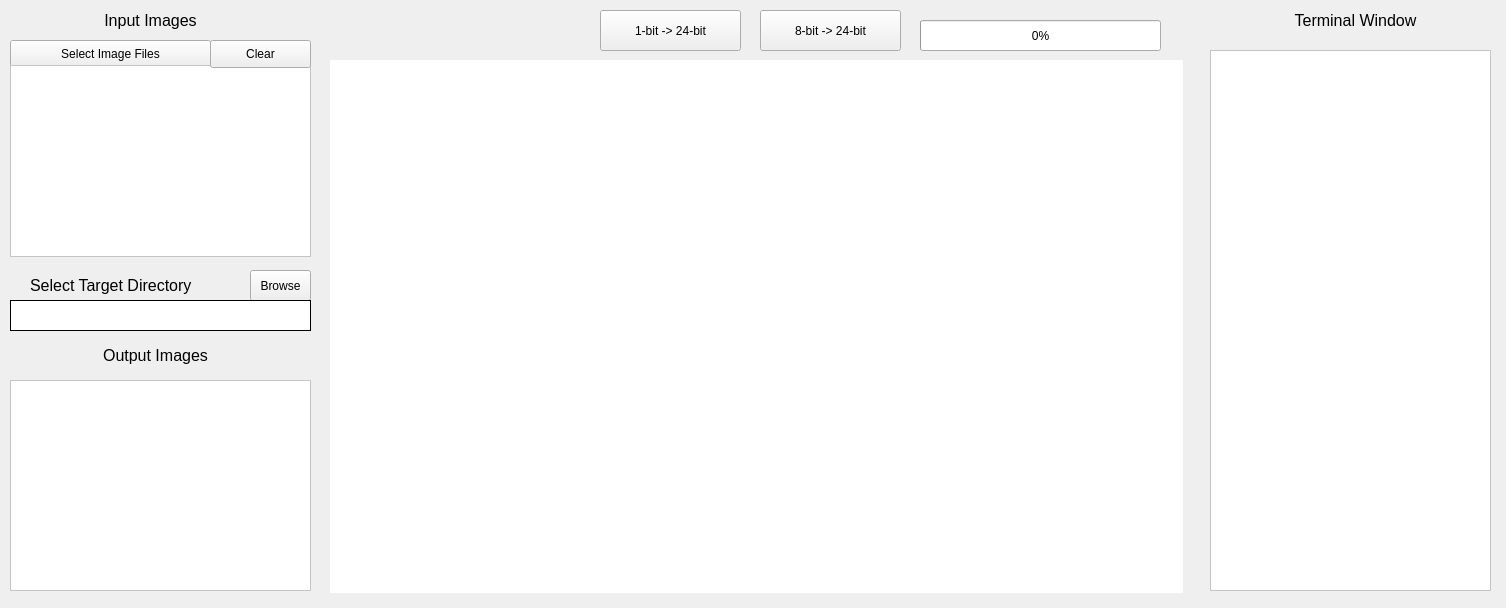
The window that src/imageprocessing.ui (TimSamuelsen/CLIP3DPrinterGUI) describes before a commit, drawn with Qt 5.
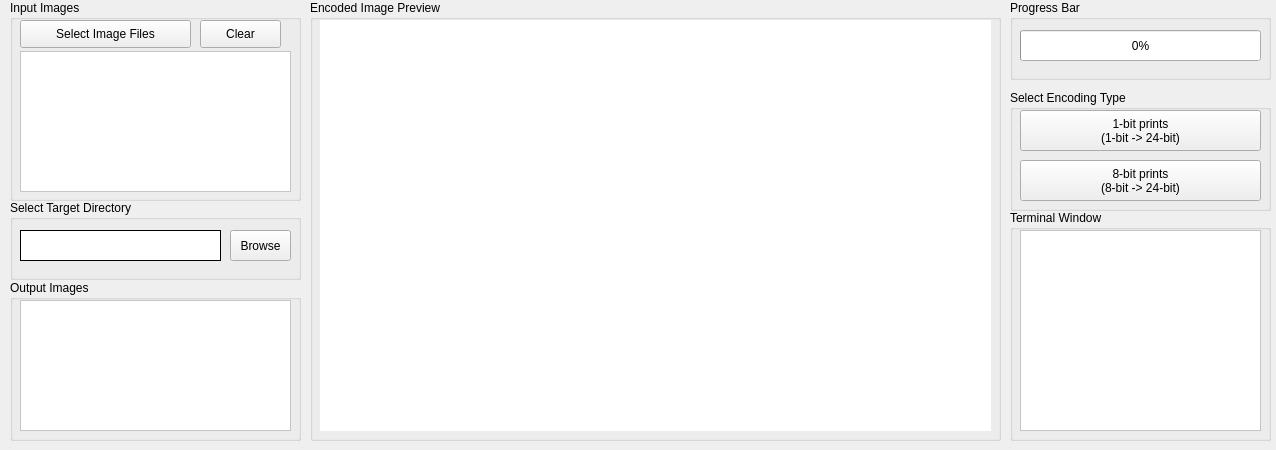
The same window after the commit.

Commit message: updating imageprocessing ui and fixing initialization conf. screen ui

```diff
--- a/src/imageprocessing.ui
+++ b/src/imageprocessing.ui
@@ -6,213 +6,257 @@
    <rect>
     <x>0</x>
     <y>0</y>
-    <width>1506</width>
-    <height>608</height>
+    <width>1276</width>
+    <height>450</height>
    </rect>
   </property>
   <property name="windowTitle">
    <string>Image Processing</string>
   </property>
-  <widget class="QLabel" name="ImageDisplay">
+  <widget class="QGroupBox" name="OutputImageBox">
    <property name="geometry">
     <rect>
-     <x>330</x>
-     <y>60</y>
-     <width>853</width>
-     <height>533</height>
-    </rect>
-   </property>
-   <property name="styleSheet">
-    <string notr="true">background: white;</string>
-   </property>
-   <property name="text">
-    <string/>
-   </property>
-  </widget>
-  <widget class="QPushButton" name="SelectImageFiles">
-   <property name="geometry">
-    <rect>
      <x>10</x>
-     <y>40</y>
-     <width>201</width>
-     <height>28</height>
+     <y>280</y>
+     <width>291</width>
+     <height>161</height>
     </rect>
    </property>
-   <property name="text">
-    <string>Select Image Files</string>
+   <property name="title">
+    <string>Output Images</string>
    </property>
+   <widget class="QListWidget" name="OutputImageList">
+    <property name="geometry">
+     <rect>
+      <x>10</x>
+      <y>20</y>
+      <width>271</width>
+      <height>131</height>
+     </rect>
+    </property>
+    <property name="styleSheet">
+     <string notr="true">background-color: rgb(255, 255, 255);</string>
+    </property>
+   </widget>
   </widget>
-  <widget class="QListWidget" name="InputList">
+  <widget class="QGroupBox" name="TargetDirectoryBox">
    <property name="geometry">
     <rect>
      <x>10</x>
-     <y>65</y>
-     <width>301</width>
-     <height>192</height>
+     <y>200</y>
+     <width>291</width>
+     <height>80</height>
     </rect>
    </property>
-   <property name="styleSheet">
-    <string notr="true">background-color: rgb(255, 255, 255);</string>
+   <property name="title">
+    <string>Select Target Directory</string>
    </property>
+   <widget class="QLabel" name="TargetDirLabel">
+    <property name="geometry">
+     <rect>
+      <x>10</x>
+      <y>30</y>
+      <width>201</width>
+      <height>31</height>
+     </rect>
+    </property>
+    <property name="styleSheet">
+     <string notr="true">background:white; border: 1px solid black;</string>
+    </property>
+    <property name="text">
+     <string/>
+    </property>
+   </widget>
+   <widget class="QPushButton" name="BrowseTargetDir">
+    <property name="geometry">
+     <rect>
+      <x>220</x>
+      <y>30</y>
+      <width>61</width>
+      <height>31</height>
+     </rect>
+    </property>
+    <property name="text">
+     <string>Browse</string>
+    </property>
+   </widget>
   </widget>
-  <widget class="QTextBrowser" name="TerminalOut">
+  <widget class="QGroupBox" name="InputImageBox">
    <property name="geometry">
     <rect>
-     <x>1210</x>
-     <y>50</y>
-     <width>281</width>
-     <height>541</height>
-    </rect>
-   </property>
-   <property name="styleSheet">
-    <string notr="true">background-color: rgb(255, 255, 255);</string>
-   </property>
-  </widget>
-  <widget class="QPushButton" name="ClearImageFiles">
-   <property name="geometry">
-    <rect>
-     <x>210</x>
-     <y>40</y>
-     <width>101</width>
-     <height>28</height>
-    </rect>
-   </property>
-   <property name="text">
-    <string>Clear</string>
-   </property>
-  </widget>
-  <widget class="QPushButton" name="EncodeTest">
-   <property name="geometry">
-    <rect>
-     <x>600</x>
-     <y>10</y>
-     <width>141</width>
-     <height>41</height>
-    </rect>
-   </property>
-   <property name="text">
-    <string>1-bit -&gt; 24-bit</string>
-   </property>
-  </widget>
-  <widget class="QLabel" name="label">
-   <property name="geometry">
-    <rect>
      <x>10</x>
-     <y>10</y>
-     <width>281</width>
-     <height>21</height>
+     <y>0</y>
+     <width>291</width>
+     <height>201</height>
     </rect>
    </property>
-   <property name="text">
-    <string>&lt;html&gt;&lt;head/&gt;&lt;body&gt;&lt;p align=&quot;center&quot;&gt;&lt;span style=&quot; font-size:12pt;&quot;&gt;Input Images&lt;/span&gt;&lt;/p&gt;&lt;/body&gt;&lt;/html&gt;</string>
+   <property name="title">
+    <string>Input Images</string>
    </property>
+   <widget class="QPushButton" name="ClearImageFiles">
+    <property name="geometry">
+     <rect>
+      <x>190</x>
+      <y>20</y>
+      <width>81</width>
+      <height>28</height>
+     </rect>
+    </property>
+    <property name="text">
+     <string>Clear</string>
+    </property>
+   </widget>
+   <widget class="QPushButton" name="SelectImageFiles">
+    <property name="geometry">
+     <rect>
+      <x>10</x>
+      <y>20</y>
+      <width>171</width>
+      <height>28</height>
+     </rect>
+    </property>
+    <property name="text">
+     <string>Select Image Files</string>
+    </property>
+   </widget>
+   <widget class="QListWidget" name="InputList">
+    <property name="geometry">
+     <rect>
+      <x>10</x>
+      <y>51</y>
+      <width>271</width>
+      <height>141</height>
+     </rect>
+    </property>
+    <property name="styleSheet">
+     <string notr="true">background-color: rgb(255, 255, 255);</string>
+    </property>
+   </widget>
   </widget>
-  <widget class="QLabel" name="label_2">
+  <widget class="QGroupBox" name="TerminalWindowBox">
    <property name="geometry">
     <rect>
-     <x>1230</x>
-     <y>10</y>
-     <width>251</width>
-     <height>21</height>
+     <x>1010</x>
+     <y>210</y>
+     <width>261</width>
+     <height>231</height>
     </rect>
    </property>
-   <property name="text">
-    <string>&lt;html&gt;&lt;head/&gt;&lt;body&gt;&lt;p align=&quot;center&quot;&gt;&lt;span style=&quot; font-size:12pt;&quot;&gt;Terminal Window&lt;/span&gt;&lt;/p&gt;&lt;/body&gt;&lt;/html&gt;</string>
+   <property name="title">
+    <string>Terminal Window</string>
    </property>
+   <widget class="QTextBrowser" name="TerminalOut">
+    <property name="geometry">
+     <rect>
+      <x>10</x>
+      <y>20</y>
+      <width>241</width>
+      <height>201</height>
+     </rect>
+    </property>
+    <property name="styleSheet">
+     <string notr="true">background-color: rgb(255, 255, 255);</string>
+    </property>
+   </widget>
   </widget>
-  <widget class="QPushButton" name="BrowseTargetDir">
+  <widget class="QGroupBox" name="ProgressBarBox">
    <property name="geometry">
     <rect>
-     <x>250</x>
-     <y>270</y>
-     <width>61</width>
-     <height>31</height>
+     <x>1010</x>
+     <y>0</y>
+     <width>261</width>
+     <height>80</height>
     </rect>
    </property>
-   <property name="text">
-    <string>Browse</string>
+   <property name="title">
+    <string>Progress Bar</string>
    </property>
+   <widget class="QProgressBar" name="encodeProgress">
+    <property name="geometry">
+     <rect>
+      <x>10</x>
+      <y>30</y>
+      <width>241</width>
+      <height>31</height>
+     </rect>
+    </property>
+    <property name="autoFillBackground">
+     <bool>true</bool>
+    </property>
+    <property name="value">
+     <number>0</number>
+    </property>
+   </widget>
   </widget>
-  <widget class="QLabel" name="label_4">
+  <widget class="QGroupBox" name="ImagePreviewBox">
    <property name="geometry">
     <rect>
-     <x>30</x>
-     <y>270</y>
-     <width>211</width>
-     <height>31</height>
+     <x>310</x>
+     <y>0</y>
+     <width>691</width>
+     <height>441</height>
     </rect>
    </property>
-   <property name="text">
-    <string>&lt;html&gt;&lt;head/&gt;&lt;body&gt;&lt;p&gt;&lt;span style=&quot; font-size:12pt;&quot;&gt;Select Target Directory&lt;/span&gt;&lt;/p&gt;&lt;/body&gt;&lt;/html&gt;</string>
+   <property name="title">
+    <string>Encoded Image Preview</string>
    </property>
+   <widget class="QLabel" name="ImageDisplay">
+    <property name="geometry">
+     <rect>
+      <x>10</x>
+      <y>20</y>
+      <width>671</width>
+      <height>411</height>
+     </rect>
+    </property>
+    <property name="styleSheet">
+     <string notr="true">background: white;</string>
+    </property>
+    <property name="text">
+     <string/>
+    </property>
+   </widget>
   </widget>
-  <widget class="QLabel" name="TargetDirLabel">
+  <widget class="QGroupBox" name="EncodingTypeBox">
    <property name="geometry">
     <rect>
-     <x>10</x>
-     <y>300</y>
-     <width>301</width>
-     <height>31</height>
+     <x>1010</x>
+     <y>90</y>
+     <width>261</width>
+     <height>121</height>
     </rect>
    </property>
-   <property name="styleSheet">
-    <string notr="true">background:white; border: 1px solid black;</string>
+   <property name="title">
+    <string>Select Encoding Type</string>
    </property>
-   <property name="text">
-    <string/>
-   </property>
-  </widget>
-  <widget class="QLabel" name="label_6">
-   <property name="geometry">
-    <rect>
-     <x>20</x>
-     <y>340</y>
-     <width>271</width>
-     <height>31</height>
-    </rect>
-   </property>
-   <property name="text">
-    <string>&lt;html&gt;&lt;head/&gt;&lt;body&gt;&lt;p align=&quot;center&quot;&gt;&lt;span style=&quot; font-size:12pt;&quot;&gt;Output Images&lt;/span&gt;&lt;/p&gt;&lt;/body&gt;&lt;/html&gt;</string>
-   </property>
-  </widget>
-  <widget class="QListWidget" name="OutputImageList">
-   <property name="geometry">
-    <rect>
-     <x>10</x>
-     <y>380</y>
-     <width>301</width>
-     <height>211</height>
-    </rect>
-   </property>
-   <property name="styleSheet">
-    <string notr="true">background-color: rgb(255, 255, 255);</string>
-   </property>
-  </widget>
-  <widget class="QProgressBar" name="encodeProgress">
-   <property name="geometry">
-    <rect>
-     <x>920</x>
-     <y>20</y>
-     <width>241</width>
-     <height>31</height>
-    </rect>
-   </property>
-   <property name="value">
-    <number>0</number>
-   </property>
-  </widget>
-  <widget class="QPushButton" name="GreyscaleEncode">
-   <property name="geometry">
-    <rect>
-     <x>760</x>
-     <y>10</y>
-     <width>141</width>
-     <height>41</height>
-    </rect>
-   </property>
-   <property name="text">
-    <string>8-bit -&gt; 24-bit</string>
-   </property>
+   <widget class="QPushButton" name="EncodeTest">
+    <property name="geometry">
+     <rect>
+      <x>10</x>
+      <y>20</y>
+      <width>241</width>
+      <height>41</height>
+     </rect>
+    </property>
+    <property name="text">
+     <string>1-bit prints 
+(1-bit -&gt; 24-bit)</string>
+    </property>
+   </widget>
+   <widget class="QPushButton" name="GreyscaleEncode">
+    <property name="geometry">
+     <rect>
+      <x>10</x>
+      <y>70</y>
+      <width>241</width>
+      <height>41</height>
+     </rect>
+    </property>
+    <property name="text">
+     <string>8-bit prints 
+(8-bit -&gt; 24-bit)</string>
+    </property>
+   </widget>
   </widget>
  </widget>
  <resources/>
```
The commit also changes 3 other files.
